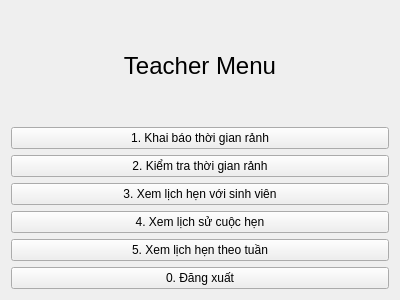
First picture: the form in src/views/teacherviews/TeacherMenuWidget.ui, repository Kuwado/LTM-MeetingScheduler, before the edit.
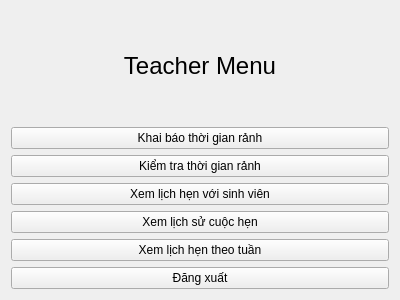
Second picture: the form after the edit.

```diff
--- a/src/views/teacherviews/TeacherMenuWidget.ui
+++ b/src/views/teacherviews/TeacherMenuWidget.ui
@@ -32,42 +32,42 @@
    <item>
     <widget class="QPushButton" name="declareTimeSlotButton">
      <property name="text">
-      <string>1. Khai báo thời gian rảnh</string>
+      <string>Khai báo thời gian rảnh</string>
      </property>
     </widget>
    </item>
    <item>
     <widget class="QPushButton" name="checkAvailabilityButton">
      <property name="text">
-      <string>2. Kiểm tra thời gian rảnh</string>
+      <string>Kiểm tra thời gian rảnh</string>
      </property>
     </widget>
    </item>
    <item>
     <widget class="QPushButton" name="viewMeetingsButton">
      <property name="text">
-      <string>3. Xem lịch hẹn với sinh viên</string>
+      <string>Xem lịch hẹn với sinh viên</string>
      </property>
     </widget>
    </item>
    <item>
     <widget class="QPushButton" name="viewHistoryButton">
      <property name="text">
-      <string>4. Xem lịch sử cuộc hẹn</string>
+      <string>Xem lịch sử cuộc hẹn</string>
      </property>
     </widget>
    </item>
    <item>
     <widget class="QPushButton" name="viewWeeklyMeetingsButton">
      <property name="text">
-      <string>5. Xem lịch hẹn theo tuần</string>
+      <string>Xem lịch hẹn theo tuần</string>
      </property>
     </widget>
    </item>
    <item>
     <widget class="QPushButton" name="logoutButton">
      <property name="text">
-      <string>0. Đăng xuất</string>
+      <string>Đăng xuất</string>
      </property>
     </widget>
    </item>
```
